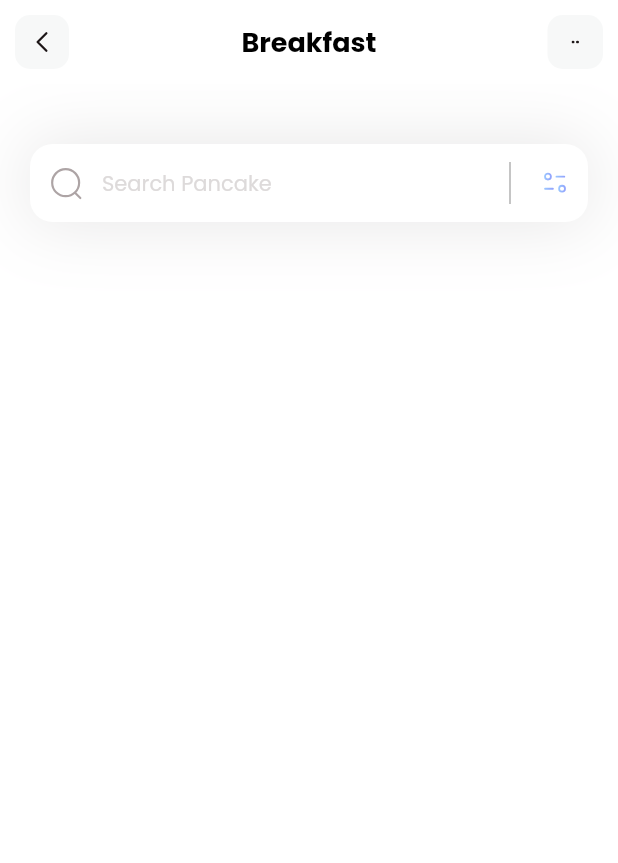
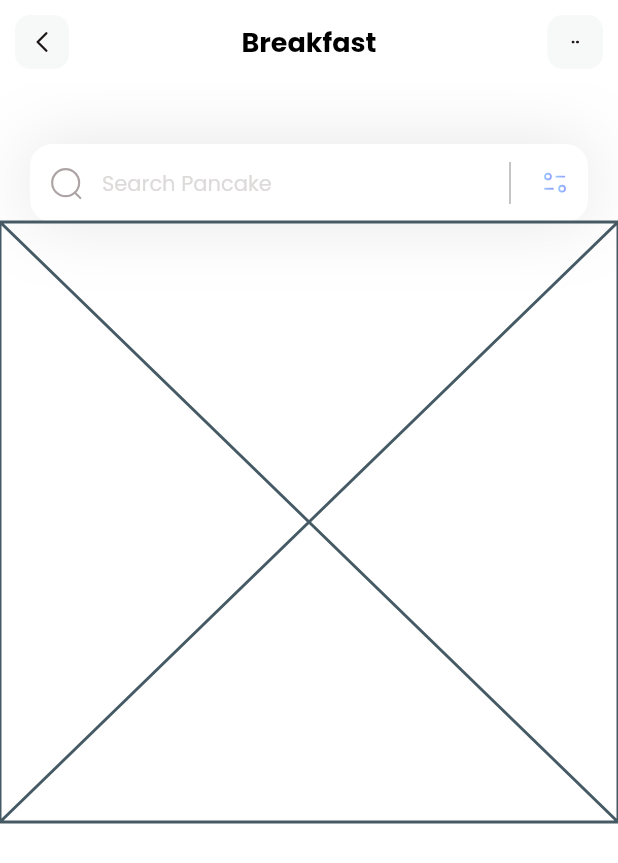
Before and after one commit to DoDoxD1/flutter-recipe-app, a Flutter app: the screen it shows after launch, on a phone screen of 412 x 824 dp. Shown: the top 863 px of the screen. Run offline on Flutter 3.47's test engine with Material 2 defaults, Android fonts, the phone set to English and light mode, and no system bars; our stand-ins replace flutter_svg.

Commit message:
appbar modifications done

```diff
--- /dev/null
+++ b/lib/pages/MyAppBar.dart
@@ -0,0 +1,47 @@
+import 'package:flutter/material.dart';
+import 'package:flutter_svg/svg.dart';
+
+class MyAppBar extends StatelessWidget {
+  const MyAppBar({super.key});
+
+  @override
+  Widget build(BuildContext context) {
+    return AppBar(
+      title: const Text(
+        'Breakfast',
+        style: TextStyle(
+            fontSize: 18, color: Colors.black, fontWeight: FontWeight.bold),
+      ),
+      backgroundColor: Colors.white,
+      elevation: 0,
+      leading: Container(
+        margin: const EdgeInsets.all(10),
+        alignment: Alignment.center,
+        decoration: BoxDecoration(
+            borderRadius: BorderRadius.circular(10.0),
+            color: const Color(0xffF7F8F8)),
+        child: SvgPicture.asset(
+          "assets/icons/Arrow - Left 2.svg",
+          height: 20,
+          width: 20,
+        ),
+      ),
+      actions: [
+        Container(
+          margin: const EdgeInsets.all(10),
+          width: 37,
+          alignment: Alignment.center,
+          decoration: BoxDecoration(
+              borderRadius: BorderRadius.circular(10.0),
+              color: const Color(0xffF7F8F8)),
+          child: SvgPicture.asset(
+            "assets/icons/dots.svg",
+            height: 5,
+            width: 5,
+          ),
+        )
+      ],
+      centerTitle: true,
+    );
+  }
+}
--- /dev/null
+++ b/lib/pages/home/CategoriesSection.dart
@@ -0,0 +1,15 @@
+import 'package:flutter/material.dart';
+
+class CategoriesSection extends StatefulWidget {
+  const CategoriesSection({super.key});
+
+  @override
+  State<CategoriesSection> createState() => _CategoriesSectionState();
+}
+
+class _CategoriesSectionState extends State<CategoriesSection> {
+  @override
+  Widget build(BuildContext context) {
+    return const Placeholder();
+  }
+}
--- a/lib/pages/home/home.dart
+++ b/lib/pages/home/home.dart
@@ -1,6 +1,7 @@
 import 'package:flutter/material.dart';
-import 'package:flutter_svg/flutter_svg.dart';
 
+import '../MyAppBar.dart';
+import 'CategoriesSection.dart';
 import 'MySearchBar.dart';
 
 class HomePage extends StatefulWidget {
@@ -13,50 +14,13 @@ class HomePage extends StatefulWidget {
 class _HomePageState extends State<HomePage> {
   @override
   Widget build(BuildContext context) {
-    return Scaffold(
-      appBar: AppBar(
-        title: const Text(
-          'Breakfast',
-          style: TextStyle(
-              fontSize: 18, color: Colors.black, fontWeight: FontWeight.bold),
-        ),
-        backgroundColor: Colors.white,
-        elevation: 0,
-        leading: Container(
-          margin: const EdgeInsets.all(10),
-          alignment: Alignment.center,
-          decoration: BoxDecoration(
-              borderRadius: BorderRadius.circular(10.0),
-              color: const Color(0xffF7F8F8)),
-          child: SvgPicture.asset(
-            "assets/icons/Arrow - Left 2.svg",
-            height: 20,
-            width: 20,
-          ),
-        ),
-        actions: [
-          Container(
-            margin: const EdgeInsets.all(10),
-            width: 37,
-            alignment: Alignment.center,
-            decoration: BoxDecoration(
-                borderRadius: BorderRadius.circular(10.0),
-                color: const Color(0xffF7F8F8)),
-            child: SvgPicture.asset(
-              "assets/icons/dots.svg",
-              height: 5,
-              width: 5,
-            ),
-          )
-        ],
-        centerTitle: true,
-      ),
+    return const Scaffold(
+      appBar:
+          PreferredSize(preferredSize: Size.fromHeight(56), child: MyAppBar()),
       backgroundColor: Colors.white,
-      body: const Center(
+      body: Center(
         child: Column(
-          children: [
-            MySearchBar()
-          ],
+          children: [MySearchBar(), CategoriesSection()],
         ),
       ),
     );
```
